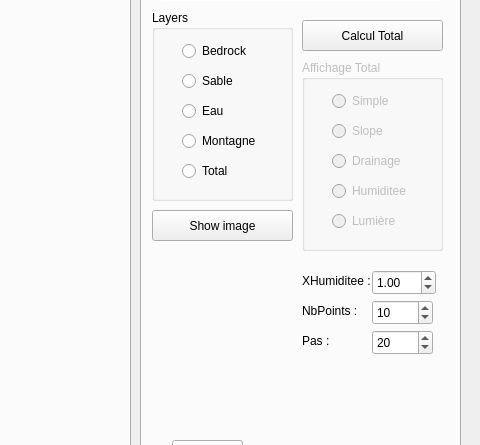
This is mainwindow.ui in Benji6974/GeoMod as Qt 5 draws it before an edit; both pictures show x 550 to 1030 and y 96 to 541 of the 1030 by 776 pixel window. The edited form follows.
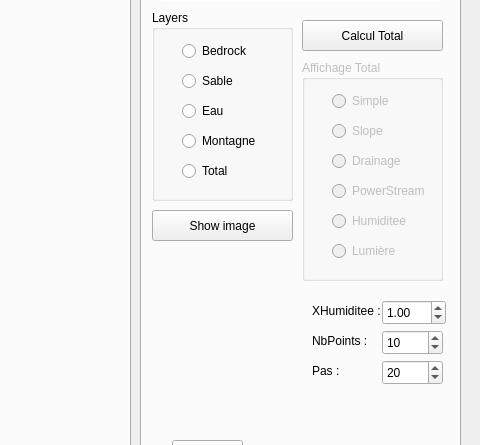
This is the edited form. Custom widgets are drawn as their Qt base class.

Diff of the .ui file:
```diff
--- a/mainwindow.ui
+++ b/mainwindow.ui
@@ -404,7 +404,7 @@
         <x>160</x>
         <y>120</y>
         <width>141</width>
-        <height>191</height>
+        <height>221</height>
        </rect>
       </property>
       <property name="title">
@@ -428,7 +428,7 @@
         <rect>
          <x>30</x>
          <y>90</y>
-         <width>83</width>
+         <width>91</width>
          <height>22</height>
         </rect>
        </property>
@@ -440,8 +440,8 @@
        <property name="geometry">
         <rect>
          <x>30</x>
-         <y>120</y>
-         <width>83</width>
+         <y>150</y>
+         <width>101</width>
          <height>22</height>
         </rect>
        </property>
@@ -453,7 +453,7 @@
        <property name="geometry">
         <rect>
          <x>30</x>
-         <y>150</y>
+         <y>180</y>
          <width>83</width>
          <height>22</height>
         </rect>
@@ -475,12 +475,25 @@
         <string>Slope</string>
        </property>
       </widget>
+      <widget class="QRadioButton" name="ck_powerStream">
+       <property name="geometry">
+        <rect>
+         <x>30</x>
+         <y>120</y>
+         <width>111</width>
+         <height>22</height>
+        </rect>
+       </property>
+       <property name="text">
+        <string>PowerStream</string>
+       </property>
+      </widget>
      </widget>
      <widget class="QLabel" name="label_9">
       <property name="geometry">
        <rect>
-        <x>160</x>
-        <y>330</y>
+        <x>170</x>
+        <y>360</y>
         <width>71</width>
         <height>21</height>
        </rect>
@@ -492,8 +505,8 @@
      <widget class="QDoubleSpinBox" name="humiditeFactor">
       <property name="geometry">
        <rect>
-        <x>230</x>
-        <y>330</y>
+        <x>240</x>
+        <y>360</y>
         <width>64</width>
         <height>25</height>
        </rect>
@@ -505,8 +518,8 @@
      <widget class="QLabel" name="label_15">
       <property name="geometry">
        <rect>
-        <x>160</x>
-        <y>360</y>
+        <x>170</x>
+        <y>390</y>
         <width>71</width>
         <height>21</height>
        </rect>
@@ -518,8 +531,8 @@
      <widget class="QSpinBox" name="nb_points">
       <property name="geometry">
        <rect>
-        <x>230</x>
-        <y>360</y>
+        <x>240</x>
+        <y>390</y>
         <width>61</width>
         <height>25</height>
        </rect>
@@ -531,8 +544,8 @@
      <widget class="QSpinBox" name="pas">
       <property name="geometry">
        <rect>
-        <x>230</x>
-        <y>390</y>
+        <x>240</x>
+        <y>420</y>
         <width>61</width>
         <height>25</height>
        </rect>
@@ -544,8 +557,8 @@
      <widget class="QLabel" name="label_16">
       <property name="geometry">
        <rect>
-        <x>160</x>
-        <y>390</y>
+        <x>170</x>
+        <y>420</y>
         <width>71</width>
         <height>21</height>
        </rect>
```
